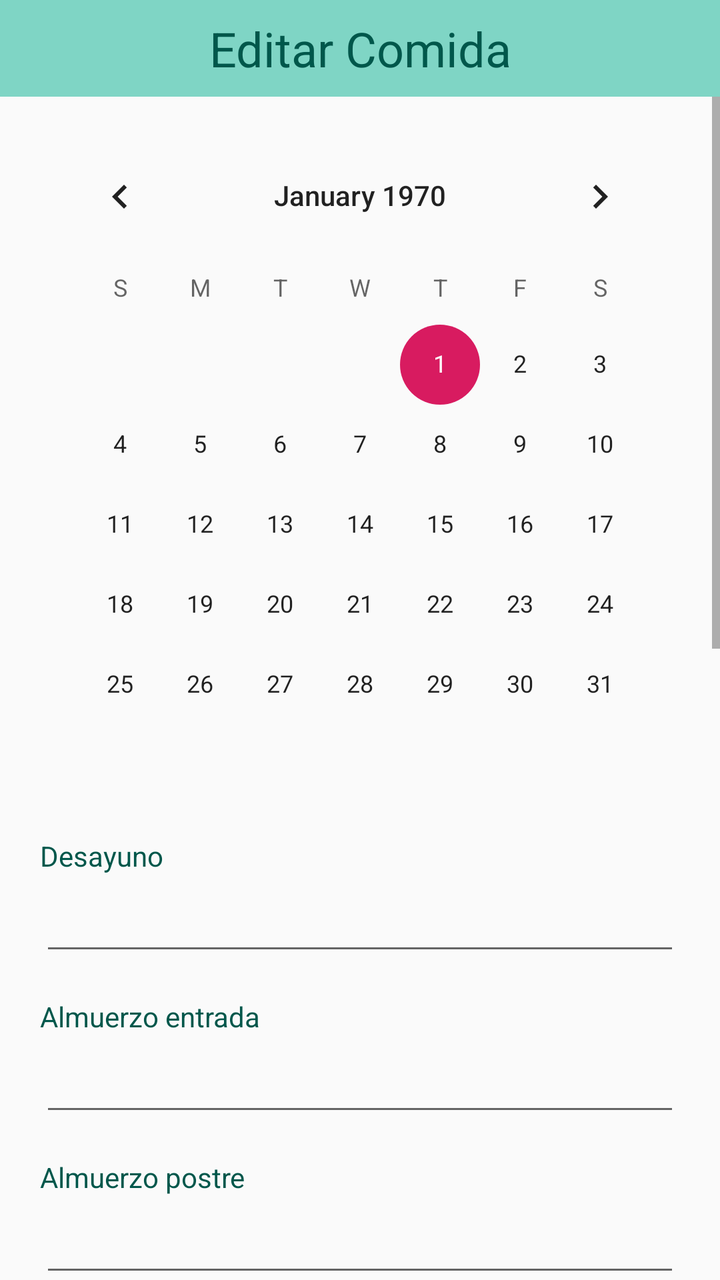
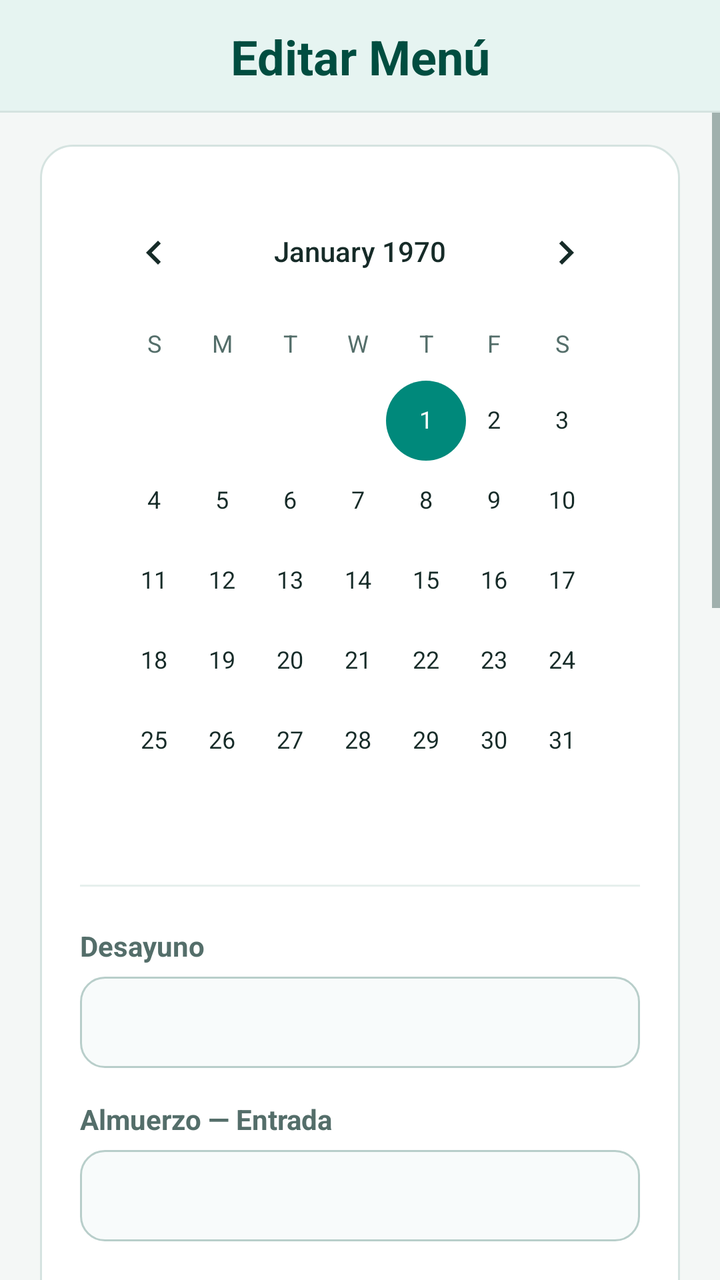

The first picture is an Android layout as it rendered before a commit; the second is the same layout after the commit. The layout source and the unified diff follow.
<!-- AndroidManifest.xml: application theme AppTheme -->
<!-- res/layout/fragment_fragmento_secretaria_horario_editar.xml -->
<?xml version="1.0" encoding="utf-8"?>
<LinearLayout xmlns:android="http://schemas.android.com/apk/res/android"
    xmlns:app="http://schemas.android.com/apk/res-auto"
    xmlns:tools="http://schemas.android.com/tools"
    android:layout_width="match_parent"
    android:layout_height="match_parent"
    android:orientation="vertical"
    tools:context=".fragmento_secretaria.fragmento_secretaria_horario_editar">

    <TextView
        android:id="@+id/textView17"
        android:layout_width="match_parent"
        android:layout_height="wrap_content"
        android:background="#7FD5C5"
        android:gravity="center_horizontal"
        android:paddingVertical="8dp"
        android:text="Editar Comida"
        android:textColor="@color/colorPrimaryDark"
        android:textSize="@dimen/header_text_size" />

    <ScrollView
        android:layout_width="match_parent"
        android:layout_height="0dp"
        android:layout_weight="1"
        android:fillViewport="true">

        <androidx.constraintlayout.widget.ConstraintLayout
            android:layout_width="match_parent"
            android:layout_height="wrap_content"
            android:paddingStart="@dimen/screen_padding_horizontal"
            android:paddingTop="@dimen/screen_padding_vertical"
            android:paddingEnd="@dimen/screen_padding_horizontal"
            android:paddingBottom="@dimen/screen_padding_vertical">

            <LinearLayout
                android:layout_width="0dp"
                android:layout_height="wrap_content"
                android:orientation="vertical"
                app:layout_constraintEnd_toEndOf="parent"
                app:layout_constraintStart_toStartOf="parent"
                app:layout_constraintTop_toTopOf="parent"
                app:layout_constraintWidth_max="@dimen/content_max_width">

                <CalendarView
                    android:id="@+id/calendario"
                    android:layout_width="match_parent"
                    android:layout_height="wrap_content"
                    android:layout_gravity="center_horizontal" />

                <TextView
                    android:id="@+id/textView24"
                    android:layout_width="match_parent"
                    android:layout_height="wrap_content"
                    android:layout_marginTop="16dp"
                    android:text="Desayuno"
                    android:textColor="@color/colorPrimaryDark" />

                <EditText
                    android:id="@+id/text_desayuno"
                    android:layout_width="match_parent"
                    android:layout_height="wrap_content"
                    android:layout_marginTop="4dp"
                    android:ems="10"
                    android:inputType="textPersonName" />

                <TextView
                    android:id="@+id/textView25"
                    android:layout_width="match_parent"
                    android:layout_height="wrap_content"
                    android:layout_marginTop="16dp"
                    android:text="Almuerzo entrada"
                    android:textColor="@color/colorPrimaryDark" />

                <EditText
                    android:id="@+id/text_al_entrada"
                    android:layout_width="match_parent"
                    android:layout_height="wrap_content"
                    android:layout_marginTop="4dp"
                    android:ems="10"
                    android:inputType="textPersonName" />

                <TextView
                    android:id="@+id/textView26"
                    android:layout_width="match_parent"
                    android:layout_height="wrap_content"
                    android:layout_marginTop="16dp"
                    android:text="Almuerzo postre"
                    android:textColor="@color/colorPrimaryDark" />

                <EditText
                    android:id="@+id/text_al_postre"
                    android:layout_width="match_parent"
                    android:layout_height="wrap_content"
                    android:layout_marginTop="4dp"
                    android:ems="10"
                    android:inputType="textPersonName" />

                <TextView
                    android:id="@+id/textView27"
                    android:layout_width="match_parent"
                    android:layout_height="wrap_content"
                    android:layout_marginTop="16dp"
                    android:text="Almuerzo"
                    android:textColor="@color/colorPrimaryDark" />

                <EditText
                    android:id="@+id/text_al"
                    android:layout_width="match_parent"
                    android:layout_height="wrap_content"
                    android:layout_marginTop="4dp"
                    android:ems="10"
                    android:inputType="textPersonName" />

                <TextView
                    android:id="@+id/textView28"
                    android:layout_width="match_parent"
                    android:layout_height="wrap_content"
                    android:layout_marginTop="16dp"
                    android:text="Almuerzo bebida"
                    android:textColor="@color/colorPrimaryDark" />

                <EditText
                    android:id="@+id/text_al_bebida"
                    android:layout_width="match_parent"
                    android:layout_height="wrap_content"
                    android:layout_marginTop="4dp"
                    android:ems="10"
                    android:inputType="textPersonName" />

                <TextView
                    android:id="@+id/textView29"
                    android:layout_width="match_parent"
                    android:layout_height="wrap_content"
                    android:layout_marginTop="16dp"
                    android:text="Cena entrada"
                    android:textColor="@color/colorPrimaryDark" />

                <EditText
                    android:id="@+id/text_ce_entrada"
                    android:layout_width="match_parent"
                    android:layout_height="wrap_content"
                    android:layout_marginTop="4dp"
                    android:ems="10"
                    android:inputType="textPersonName" />

                <TextView
                    android:id="@+id/textView30"
                    android:layout_width="match_parent"
                    android:layout_height="wrap_content"
                    android:layout_marginTop="16dp"
                    android:text="Cena postre"
                    android:textColor="@color/colorPrimaryDark" />

                <EditText
                    android:id="@+id/text_ce_postre"
                    android:layout_width="match_parent"
                    android:layout_height="wrap_content"
                    android:layout_marginTop="4dp"
                    android:ems="10"
                    android:inputType="textPersonName" />

                <TextView
                    android:id="@+id/textView31"
                    android:layout_width="match_parent"
                    android:layout_height="wrap_content"
                    android:layout_marginTop="16dp"
                    android:text="Cena"
                    android:textColor="@color/colorPrimaryDark" />

                <EditText
                    android:id="@+id/text_ce"
                    android:layout_width="match_parent"
                    android:layout_height="wrap_content"
                    android:layout_marginTop="4dp"
                    android:ems="10"
                    android:inputType="textPersonName" />

                <TextView
                    android:id="@+id/textView32"
                    android:layout_width="match_parent"
                    android:layout_height="wrap_content"
                    android:layout_marginTop="16dp"
                    android:text="Cena bebida"
                    android:textColor="@color/colorPrimaryDark" />

                <EditText
                    android:id="@+id/text_ce_bebida"
                    android:layout_width="match_parent"
                    android:layout_height="wrap_content"
                    android:layout_marginTop="4dp"
                    android:ems="10"
                    android:inputType="textPersonName" />

                <Button
                    android:id="@+id/btn_registrar"
                    android:layout_width="@dimen/button_width"
                    android:layout_height="wrap_content"
                    android:layout_gravity="center_horizontal"
                    android:layout_marginTop="28dp"
                    android:background="#7FD5C5"
                    android:text="Guardar"
                    android:textColor="@color/colorPrimaryDark"
                    android:textSize="20sp" />

                <Button
                    android:id="@+id/btn_cancelar"
                    android:layout_width="@dimen/button_width"
                    android:layout_height="wrap_content"
                    android:layout_gravity="center_horizontal"
                    android:layout_marginTop="16dp"
                    android:layout_marginBottom="16dp"
                    android:background="#7FD5C5"
                    android:text="Cancelar"
                    android:textColor="@color/colorPrimaryDark"
                    android:textSize="20sp" />

                <TextView
                    android:id="@+id/textView33"
                    android:layout_width="match_parent"
                    android:layout_height="wrap_content"
                    android:text="" />

            </LinearLayout>

        </androidx.constraintlayout.widget.ConstraintLayout>

    </ScrollView>

</LinearLayout>
<!-- resources referenced by this layout -->
<resources>
  <color name="colorPrimaryDark">#00574B</color>
  <dimen name="button_width">200dp</dimen>
  <style name="AppTheme" parent="Theme.AppCompat.Light.DarkActionBar">
          
          <item name="colorPrimary">@color/colorPrimary</item>
          <item name="colorPrimaryDark">@color/colorPrimaryDark</item>
          <item name="colorAccent">@color/colorAccent</item>
      </style>
  <color name="colorPrimary">#8BD8D0</color>
  <color name="colorAccent">#D81B60</color>
  <!-- unchanged entries left out for length: 4 -->
</resources>

<!-- the commit's change to res/layout/fragment_fragmento_secretaria_horario_editar.xml (unified diff, before → after) -->
@@ -4,19 +4,14 @@
     xmlns:tools="http://schemas.android.com/tools"
     android:layout_width="match_parent"
     android:layout_height="match_parent"
+    android:background="@color/bgScreen"
     android:orientation="vertical"
     tools:context=".fragmento_secretaria.fragmento_secretaria_horario_editar">
 
     <TextView
         android:id="@+id/textView17"
-        android:layout_width="match_parent"
-        android:layout_height="wrap_content"
-        android:background="#7FD5C5"
-        android:gravity="center_horizontal"
-        android:paddingVertical="8dp"
-        android:text="Editar Comida"
-        android:textColor="@color/colorPrimaryDark"
-        android:textSize="@dimen/header_text_size" />
+        style="@style/ComedorSectionHeader"
+        android:text="Editar Menú" />
 
     <ScrollView
         android:layout_width="match_parent"
@@ -33,6 +28,7 @@
             android:paddingBottom="@dimen/screen_padding_vertical">
 
             <LinearLayout
+                style="@style/ComedorCard"
                 android:layout_width="0dp"
                 android:layout_height="wrap_content"
                 android:orientation="vertical"
@@ -47,172 +43,160 @@
                     android:layout_height="wrap_content"
                     android:layout_gravity="center_horizontal" />
 
+                <View style="@style/ComedorDivider" />
+
                 <TextView
                     android:id="@+id/textView24"
-                    android:layout_width="match_parent"
-                    android:layout_height="wrap_content"
-                    android:layout_marginTop="16dp"
-                    android:text="Desayuno"
-                    android:textColor="@color/colorPrimaryDark" />
+                    style="@style/ComedorFieldLabel"
+                    android:layout_marginTop="8dp"
+                    android:text="Desayuno" />
 
                 <EditText
                     android:id="@+id/text_desayuno"
-                    android:layout_width="match_parent"
-                    android:layout_height="wrap_content"
-                    android:layout_marginTop="4dp"
+                    style="@style/ComedorInput"
+                    android:layout_width="match_parent"
+                    android:layout_height="wrap_content"
+                    android:layout_marginTop="6dp"
                     android:ems="10"
                     android:inputType="textPersonName" />
 
                 <TextView
                     android:id="@+id/textView25"
-                    android:layout_width="match_parent"
-                    android:layout_height="wrap_content"
-                    android:layout_marginTop="16dp"
-                    android:text="Almuerzo entrada"
-                    android:textColor="@color/colorPrimaryDark" />
+                    style="@style/ComedorFieldLabel"
+                    android:layout_marginTop="@dimen/form_section_spacing"
+                    android:text="Almuerzo — Entrada" />
 
                 <EditText
                     android:id="@+id/text_al_entrada"
-                    android:layout_width="match_parent"
-                    android:layout_height="wrap_content"
-                    android:layout_marginTop="4dp"
+                    style="@style/ComedorInput"
+                    android:layout_width="match_parent"
+                    android:layout_height="wrap_content"
+                    android:layout_marginTop="6dp"
                     android:ems="10"
                     android:inputType="textPersonName" />
 
                 <TextView
                     android:id="@+id/textView26"
-                    android:layout_width="match_parent"
-                    android:layout_height="wrap_content"
-                    android:layout_marginTop="16dp"
-                    android:text="Almuerzo postre"
-                    android:textColor="@color/colorPrimaryDark" />
+                    style="@style/ComedorFieldLabel"
+                    android:layout_marginTop="@dimen/form_section_spacing"
+                    android:text="Almuerzo — Postre" />
 
                 <EditText
                     android:id="@+id/text_al_postre"
-                    android:layout_width="match_parent"
-                    android:layout_height="wrap_content"
-                    android:layout_marginTop="4dp"
+                    style="@style/ComedorInput"
+                    android:layout_width="match_parent"
+                    android:layout_height="wrap_content"
+                    android:layout_marginTop="6dp"
                     android:ems="10"
                     android:inputType="textPersonName" />
 
                 <TextView
                     android:id="@+id/textView27"
-                    android:layout_width="match_parent"
-                    android:layout_height="wrap_content"
-                    android:layout_marginTop="16dp"
-                    android:text="Almuerzo"
-                    android:textColor="@color/colorPrimaryDark" />
+                    style="@style/ComedorFieldLabel"
+                    android:layout_marginTop="@dimen/form_section_spacing"
+                    android:text="Almuerzo — Plato principal" />
 
                 <EditText
                     android:id="@+id/text_al"
-                    android:layout_width="match_parent"
-                    android:layout_height="wrap_content"
-                    android:layout_marginTop="4dp"
+                    style="@style/ComedorInput"
+                    android:layout_width="match_parent"
+                    android:layout_height="wrap_content"
+                    android:layout_marginTop="6dp"
                     android:ems="10"
                     android:inputType="textPersonName" />
 
                 <TextView
                     android:id="@+id/textView28"
-                    android:layout_width="match_parent"
-                    android:layout_height="wrap_content"
-                    android:layout_marginTop="16dp"
-                    android:text="Almuerzo bebida"
-                    android:textColor="@color/colorPrimaryDark" />
+                    style="@style/ComedorFieldLabel"
+                    android:layout_marginTop="@dimen/form_section_spacing"
+                    android:text="Almuerzo — Bebida" />
 
                 <EditText
                     android:id="@+id/text_al_bebida"
-                    android:layout_width="match_parent"
-                    android:layout_height="wrap_content"
-                    android:layout_marginTop="4dp"
-                    android:ems="10"
-                    android:inputType="textPersonName" />
+                    style="@style/ComedorInput"
+                    android:layout_width="match_parent"
+                    android:layout_height="wrap_content"
+                    android:layout_marginTop="6dp"
+                    android:ems="10"
+                    android:inputType="textPersonName" />
+
+                <View style="@style/ComedorDivider" />
 
                 <TextView
                     android:id="@+id/textView29"
-                    android:layout_width="match_parent"
-                    android:layout_height="wrap_content"
-                    android:layout_marginTop="16dp"
-                    android:text="Cena entrada"
-                    android:textColor="@color/colorPrimaryDark" />
+                    style="@style/ComedorFieldLabel"
+                    android:layout_marginTop="8dp"
+                    android:text="Cena — Entrada" />
 
                 <EditText
                     android:id="@+id/text_ce_entrada"
-                    android:layout_width="match_parent"
-                    android:layout_height="wrap_content"
-                    android:layout_marginTop="4dp"
+                    style="@style/ComedorInput"
+                    android:layout_width="match_parent"
+                    android:layout_height="wrap_content"
+                    android:layout_marginTop="6dp"
                     android:ems="10"
                     android:inputType="textPersonName" />
 
                 <TextView
                     android:id="@+id/textView30"
-                    android:layout_width="match_parent"
-                    android:layout_height="wrap_content"
-                    android:layout_marginTop="16dp"
-                    android:text="Cena postre"
-                    android:textColor="@color/colorPrimaryDark" />
+                    style="@style/ComedorFieldLabel"
+                    android:layout_marginTop="@dimen/form_section_spacing"
+                    android:text="Cena — Postre" />
 
                 <EditText
                     android:id="@+id/text_ce_postre"
-                    android:layout_width="match_parent"
-                    android:layout_height="wrap_content"
-                    android:layout_marginTop="4dp"
+                    style="@style/ComedorInput"
+                    android:layout_width="match_parent"
+                    android:layout_height="wrap_content"
+                    android:layout_marginTop="6dp"
                     android:ems="10"
                     android:inputType="textPersonName" />
 
                 <TextView
                     android:id="@+id/textView31"
-                    android:layout_width="match_parent"
-                    android:layout_height="wrap_content"
-                    android:layout_marginTop="16dp"
-                    android:text="Cena"
-                    android:textColor="@color/colorPrimaryDark" />
+                    style="@style/ComedorFieldLabel"
+                    android:layout_marginTop="@dimen/form_section_spacing"
+                    android:text="Cena — Plato principal" />
 
                 <EditText
                     android:id="@+id/text_ce"
-                    android:layout_width="match_parent"
-                    android:layout_height="wrap_content"
-                    android:layout_marginTop="4dp"
+                    style="@style/ComedorInput"
+                    android:layout_width="match_parent"
+                    android:layout_height="wrap_content"
+                    android:layout_marginTop="6dp"
                     android:ems="10"
                     android:inputType="textPersonName" />
 
                 <TextView
                     android:id="@+id/textView32"
-                    android:layout_width="match_parent"
-                    android:layout_height="wrap_content"
-                    android:layout_marginTop="16dp"
-                    android:text="Cena bebida"
-                    android:textColor="@color/colorPrimaryDark" />
+                    style="@style/ComedorFieldLabel"
+                    android:layout_marginTop="@dimen/form_section_spacing"
+                    android:text="Cena — Bebida" />
 
                 <EditText
                     android:id="@+id/text_ce_bebida"
-                    android:layout_width="match_parent"
-                    android:layout_height="wrap_content"
-                    android:layout_marginTop="4dp"
+                    style="@style/ComedorInput"
+                    android:layout_width="match_parent"
+                    android:layout_height="wrap_content"
+                    android:layout_marginTop="6dp"
                     android:ems="10"
                     android:inputType="textPersonName" />
 
                 <Button
                     android:id="@+id/btn_registrar"
-                    android:layout_width="@dimen/button_width"
-                    android:layout_height="wrap_content"
-                    android:layout_gravity="center_horizontal"
-                    android:layout_marginTop="28dp"
-                    android:background="#7FD5C5"
-                    android:text="Guardar"
-                    android:textColor="@color/colorPrimaryDark"
-                    android:textSize="20sp" />
+                    style="@style/ComedorButtonPrimary"
+                    android:layout_width="match_parent"
+                    android:layout_height="wrap_content"
+                    android:layout_marginTop="24dp"
+                    android:text="Guardar cambios" />
 
                 <Button
                     android:id="@+id/btn_cancelar"
-                    android:layout_width="@dimen/button_width"
-                    android:layout_height="wrap_content"
-                    android:layout_gravity="center_horizontal"
-                    android:layout_marginTop="16dp"
-                    android:layout_marginBottom="16dp"
-                    android:background="#7FD5C5"
-                    android:text="Cancelar"
-                    android:textColor="@color/colorPrimaryDark"
-                    android:textSize="20sp" />
+                    style="@style/ComedorButtonSecondary"
+                    android:layout_width="match_parent"
+                    android:layout_height="wrap_content"
+                    android:layout_marginTop="12dp"
+                    android:text="Cancelar" />
 
                 <TextView
                     android:id="@+id/textView33"
<!-- resource entries referenced after the edit -->
@@ -1,15 +1,186 @@
 <!-- resources referenced by this layout -->
 <resources>
-  <color name="colorPrimaryDark">#00574B</color>
-  <dimen name="button_width">200dp</dimen>
+  <color name="bgScreen">#F4F7F6</color>
+  <dimen name="form_section_spacing">16dp</dimen>
+  <style name="ComedorButtonPrimary">
+          <item name="android:background">@drawable/bg_btn_primary</item>
+          <item name="android:minHeight">48dp</item>
+          <item name="android:paddingStart">20dp</item>
+          <item name="android:paddingEnd">20dp</item>
+          <item name="android:paddingTop">10dp</item>
+          <item name="android:paddingBottom">10dp</item>
+          <item name="android:textAllCaps">false</item>
+          <item name="android:textColor">@color/textOnPrimary</item>
+          <item name="android:textSize">17sp</item>
+          <item name="android:textStyle">bold</item>
+      </style>
+  <style name="ComedorButtonSecondary">
+          <item name="android:background">@drawable/bg_btn_secondary</item>
+          <item name="android:minHeight">48dp</item>
+          <item name="android:paddingStart">20dp</item>
+          <item name="android:paddingEnd">20dp</item>
+          <item name="android:paddingTop">10dp</item>
+          <item name="android:paddingBottom">10dp</item>
+          <item name="android:textAllCaps">false</item>
+          <item name="android:textColor">@color/colorPrimaryDark</item>
+          <item name="android:textSize">17sp</item>
+          <item name="android:textStyle">bold</item>
+      </style>
+  <style name="ComedorCard">
+          <item name="android:background">@drawable/bg_card</item>
+          <item name="android:padding">20dp</item>
+      </style>
+  <style name="ComedorDivider">
+          <item name="android:layout_width">match_parent</item>
+          <item name="android:layout_height">1dp</item>
+          <item name="android:layout_marginTop">12dp</item>
+          <item name="android:layout_marginBottom">12dp</item>
+          <item name="android:background">@color/dividerSoft</item>
+      </style>
+  <style name="ComedorFieldLabel">
+          <item name="android:layout_width">match_parent</item>
+          <item name="android:layout_height">wrap_content</item>
+          <item name="android:textColor">@color/textSecondary</item>
+          <item name="android:textSize">14sp</item>
+          <item name="android:textStyle">bold</item>
+      </style>
+  <style name="ComedorInput">
+          <item name="android:background">@drawable/bg_input</item>
+          <item name="android:paddingStart">14dp</item>
+          <item name="android:paddingEnd">14dp</item>
+          <item name="android:paddingTop">12dp</item>
+          <item name="android:paddingBottom">12dp</item>
+          <item name="android:textColor">@color/textPrimary</item>
+          <item name="android:textColorHint">@color/textSecondary</item>
+          <item name="android:textSize">@dimen/body_text_size</item>
+      </style>
+  <style name="ComedorSectionHeader">
+          <item name="android:layout_width">match_parent</item>
+          <item name="android:layout_height">wrap_content</item>
+          <item name="android:background">@drawable/bg_header_banner</item>
+          <item name="android:gravity">center_horizontal</item>
+          <item name="android:paddingTop">12dp</item>
+          <item name="android:paddingBottom">12dp</item>
+          <item name="android:paddingStart">16dp</item>
+          <item name="android:paddingEnd">16dp</item>
+          <item name="android:textColor">@color/colorPrimaryDark</item>
+          <item name="android:textSize">@dimen/header_text_size</item>
+          <item name="android:textStyle">bold</item>
+      </style>
+  <color name="colorPrimaryDark">#004D40</color>
+  <!-- drawable bg_card (drawable) -->
+  <?xml version="1.0" encoding="utf-8"?>
+  <shape xmlns:android="http://schemas.android.com/apk/res/android"
+      android:shape="rectangle">
+      <solid android:color="@color/bgCard" />
+      <corners android:radius="16dp" />
+      <stroke
+          android:width="1dp"
+          android:color="@color/borderCard" />
+  </shape>
+  <color name="dividerSoft">#E6EFED</color>
+  <color name="textSecondary">#546E6A</color>
+  <!-- drawable bg_input (drawable) -->
+  <?xml version="1.0" encoding="utf-8"?>
+  <selector xmlns:android="http://schemas.android.com/apk/res/android">
+      <item android:state_enabled="false">
+          <shape android:shape="rectangle">
+              <solid android:color="@color/bgInputDisabled" />
+              <corners android:radius="12dp" />
+              <stroke android:width="1dp" android:color="@color/borderCard" />
+          </shape>
+      </item>
+      <item android:state_focused="true">
+          <shape android:shape="rectangle">
+              <solid android:color="@color/bgCard" />
+              <corners android:radius="12dp" />
+              <stroke android:width="2dp" android:color="@color/colorAccent" />
+          </shape>
+      </item>
+      <item>
+          <shape android:shape="rectangle">
+              <solid android:color="@color/bgInput" />
+              <corners android:radius="12dp" />
+              <stroke android:width="1dp" android:color="@color/borderInput" />
+          </shape>
+      </item>
+  </selector>
+  <color name="textPrimary">#162B28</color>
+  <dimen name="body_text_size">16sp</dimen>
+  <!-- drawable bg_header_banner (drawable) -->
+  <?xml version="1.0" encoding="utf-8"?>
+  <layer-list xmlns:android="http://schemas.android.com/apk/res/android">
+      <item>
+          <shape android:shape="rectangle">
+              <solid android:color="@color/borderCard" />
+          </shape>
+      </item>
+      <item android:bottom="1dp">
+          <shape android:shape="rectangle">
+              <solid android:color="@color/bgSurfaceSoft" />
+          </shape>
+      </item>
+  </layer-list>
   <style name="AppTheme" parent="Theme.AppCompat.Light.DarkActionBar">
-          
           <item name="colorPrimary">@color/colorPrimary</item>
           <item name="colorPrimaryDark">@color/colorPrimaryDark</item>
           <item name="colorAccent">@color/colorAccent</item>
+          <item name="android:windowBackground">@color/bgScreen</item>
+          <item name="android:textColorPrimary">@color/textPrimary</item>
+          <item name="android:textColorSecondary">@color/textSecondary</item>
       </style>
-  <color name="colorPrimary">#8BD8D0</color>
-  <color name="colorAccent">#D81B60</color>
+  <!-- drawable bg_btn_primary (drawable) -->
+  <?xml version="1.0" encoding="utf-8"?>
+  <selector xmlns:android="http://schemas.android.com/apk/res/android">
+      <item android:state_enabled="false">
+          <shape android:shape="rectangle">
+              <solid android:color="@color/btnPrimaryDisabled" />
+              <corners android:radius="12dp" />
+          </shape>
+      </item>
+      <item android:state_pressed="true">
+          <shape android:shape="rectangle">
+              <solid android:color="@color/btnPrimaryPressed" />
+              <corners android:radius="12dp" />
+          </shape>
+      </item>
+      <item>
+          <shape android:shape="rectangle">
+              <solid android:color="@color/colorPrimary" />
+              <corners android:radius="12dp" />
+          </shape>
+      </item>
+  </selector>
+  <color name="textOnPrimary">#FFFFFF</color>
+  <!-- drawable bg_btn_secondary (drawable) -->
+  <?xml version="1.0" encoding="utf-8"?>
+  <selector xmlns:android="http://schemas.android.com/apk/res/android">
+      <item android:state_pressed="true">
+          <shape android:shape="rectangle">
+              <solid android:color="@color/btnSecondaryPressed" />
+              <corners android:radius="12dp" />
+              <stroke android:width="1dp" android:color="@color/colorPrimary" />
+          </shape>
+      </item>
+      <item>
+          <shape android:shape="rectangle">
+              <solid android:color="@color/bgSurfaceSoft" />
+              <corners android:radius="12dp" />
+              <stroke android:width="1dp" android:color="@color/colorPrimary" />
+          </shape>
+      </item>
+  </selector>
+  <color name="colorPrimary">#00695C</color>
+  <color name="colorAccent">#00897B</color>
+  <color name="btnPrimaryDisabled">#B0C4C1</color>
+  <color name="btnPrimaryPressed">#004D40</color>
+  <color name="btnSecondaryPressed">#D0EAE4</color>
+  <color name="bgSurfaceSoft">#E6F4F1</color>
+  <color name="bgCard">#FFFFFF</color>
+  <color name="borderCard">#D5E3E0</color>
+  <color name="bgInputDisabled">#EEF4F3</color>
+  <color name="bgInput">#F8FBFB</color>
+  <color name="borderInput">#B8CECA</color>
   <!-- unchanged entries left out for length: 4 -->
 </resources>
 
